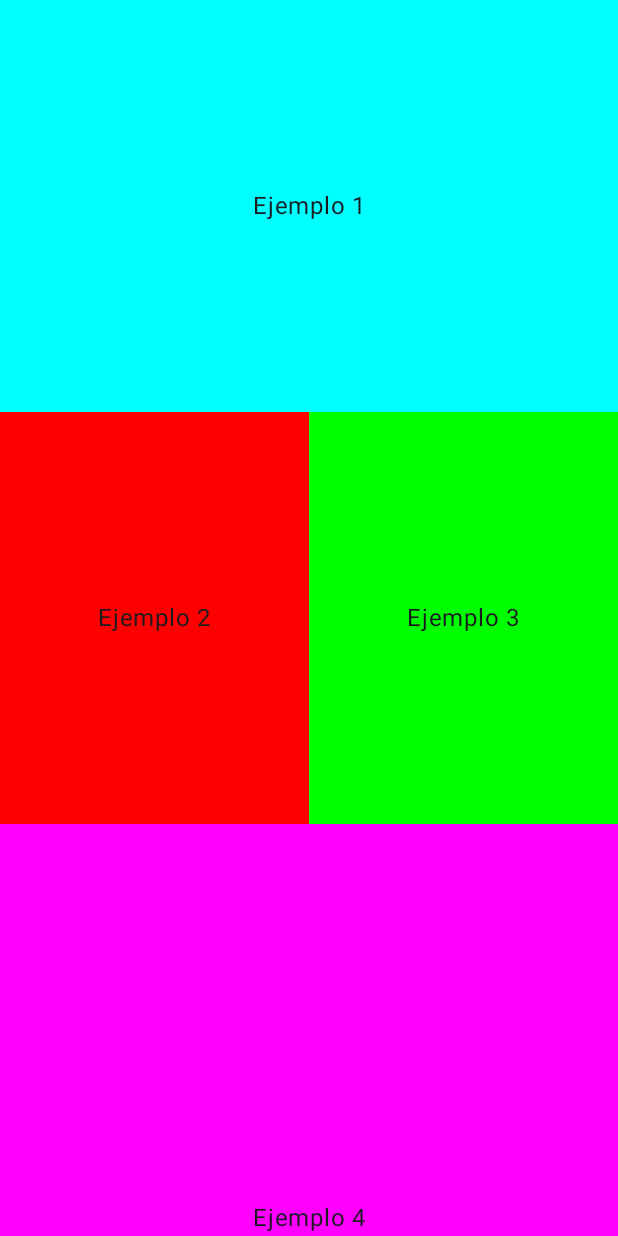
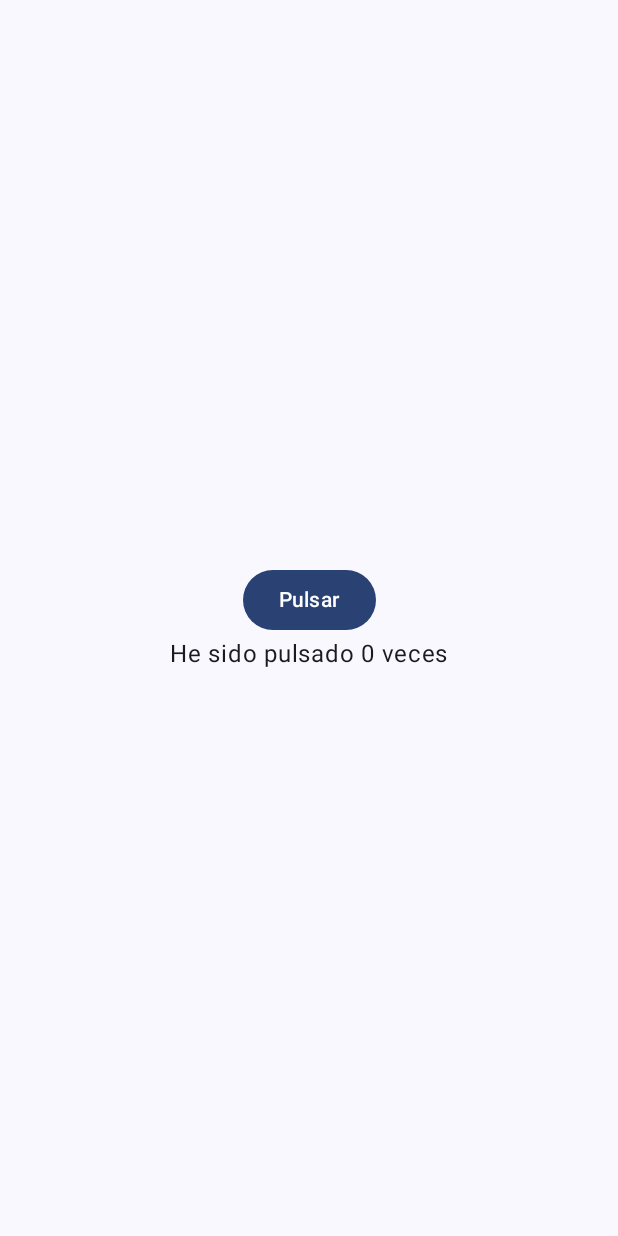
Before and after one commit to jorgila/JetpackComposeCatalogo, an Android app built with Jetpack Compose: the screen it shows after launch (MainActivity), on a phone screen of 412 x 824 dp. Run offline under Robolectric (Android 15) with nearby library versions, the phone set to English and light mode, and no system bars.

Commit message:
"States with Compose"

```diff
--- a/app/src/main/java/com/estholon/jetpackcomposecatalogo/MainActivity.kt
+++ b/app/src/main/java/com/estholon/jetpackcomposecatalogo/MainActivity.kt
@@ -5,6 +5,7 @@ import android.os.Bundle
 import androidx.activity.ComponentActivity
 import androidx.activity.compose.setContent
 import androidx.compose.foundation.background
+import androidx.compose.foundation.layout.Arrangement
 import androidx.compose.foundation.layout.Box
 import androidx.compose.foundation.layout.Column
 import androidx.compose.foundation.layout.Row
@@ -12,16 +13,22 @@ import androidx.compose.foundation.layout.fillMaxHeight
 import androidx.compose.foundation.layout.fillMaxSize
 import androidx.compose.foundation.layout.height
 import androidx.compose.foundation.layout.width
+import androidx.compose.material3.Button
 import androidx.compose.material3.MaterialTheme
 import androidx.compose.material3.Surface
 import androidx.compose.material3.Text
 import androidx.compose.runtime.Composable
+import androidx.compose.runtime.mutableStateOf
+import androidx.compose.runtime.remember
+import androidx.compose.runtime.saveable.rememberSaveable
 import androidx.compose.ui.Alignment
 import androidx.compose.ui.Modifier
 import androidx.compose.ui.graphics.Color
 import androidx.compose.ui.tooling.preview.Preview
 import androidx.compose.ui.unit.dp
 import com.estholon.jetpackcomposecatalogo.ui.theme.JetpackComposeCatalogoTheme
+import androidx.compose.runtime.getValue
+import androidx.compose.runtime.setValue
 
 class MainActivity : ComponentActivity() {
     override fun onCreate(savedInstanceState: Bundle?) {
@@ -33,7 +40,7 @@ class MainActivity : ComponentActivity() {
                     modifier = Modifier.fillMaxSize(),
                     color = MaterialTheme.colorScheme.background
                 ) {
-                    MyBox("Android")
+                    MyStateExample()
                 }
             }
         }
@@ -41,20 +48,49 @@ class MainActivity : ComponentActivity() {
 }
 
 @Composable
+fun MyStateExample(){
+    var counter by rememberSaveable { mutableStateOf(0) }
+    Column(
+        Modifier.fillMaxSize(),
+        verticalArrangement = Arrangement.Center,
+        horizontalAlignment = Alignment.CenterHorizontally
+    ) {
+        Button(onClick = { counter += 1 }) {
+            Text(text = "Pulsar")
+        }
+        Text(text = "He sido pulsado $counter veces")
+    }
+}
+
+@Composable
 fun MyBox(name: String, modifier: Modifier = Modifier) {
     Column(modifier = Modifier.fillMaxSize()) {
-        Box(modifier = Modifier.weight(1f).fillMaxSize().background(Color.Cyan), contentAlignment = Alignment.Center){
+        Box(modifier = Modifier
+            .weight(1f)
+            .fillMaxSize()
+            .background(Color.Cyan), contentAlignment = Alignment.Center){
             Text(text = "Ejemplo 1")
         }
-        Row(modifier = Modifier.weight(1f).fillMaxSize()){
-                Box(modifier = modifier.weight(1f).fillMaxSize().background(Color.Red), contentAlignment = Alignment.Center){
+        Row(modifier = Modifier
+            .weight(1f)
+            .fillMaxSize()){
+                Box(modifier = modifier
+                    .weight(1f)
+                    .fillMaxSize()
+                    .background(Color.Red), contentAlignment = Alignment.Center){
                     Text(text = "Ejemplo 2")
                 }
-                Box(modifier = modifier.weight(1f).fillMaxSize().background(Color.Green), contentAlignment = Alignment.Center){
+                Box(modifier = modifier
+                    .weight(1f)
+                    .fillMaxSize()
+                    .background(Color.Green), contentAlignment = Alignment.Center){
                     Text(text = "Ejemplo 3")
                 }
         }
-        Box(modifier = modifier.weight(1f).fillMaxSize().background(Color.Magenta), contentAlignment = Alignment.BottomCenter){
+        Box(modifier = modifier
+            .weight(1f)
+            .fillMaxSize()
+            .background(Color.Magenta), contentAlignment = Alignment.BottomCenter){
             Text(text = "Ejemplo 4")
         }
     }
@@ -64,6 +100,6 @@ fun MyBox(name: String, modifier: Modifier = Modifier) {
 @Composable
 fun GreetingPreview() {
     JetpackComposeCatalogoTheme {
-        MyBox("Android")
+        MyStateExample()
     }
 }
```
